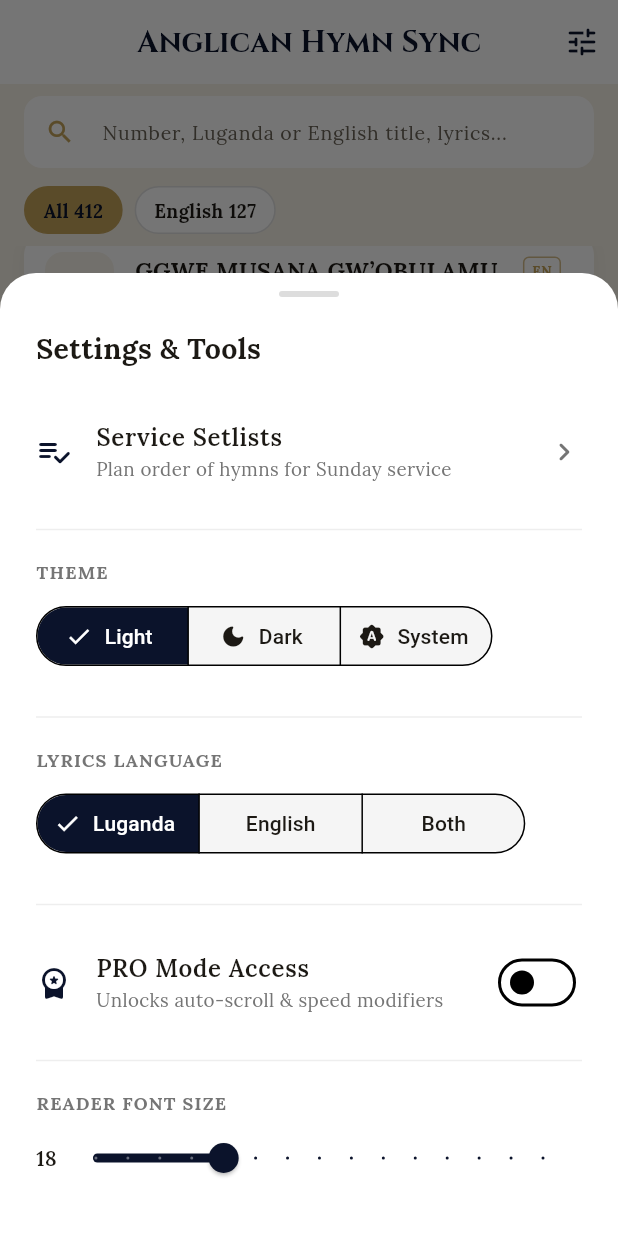
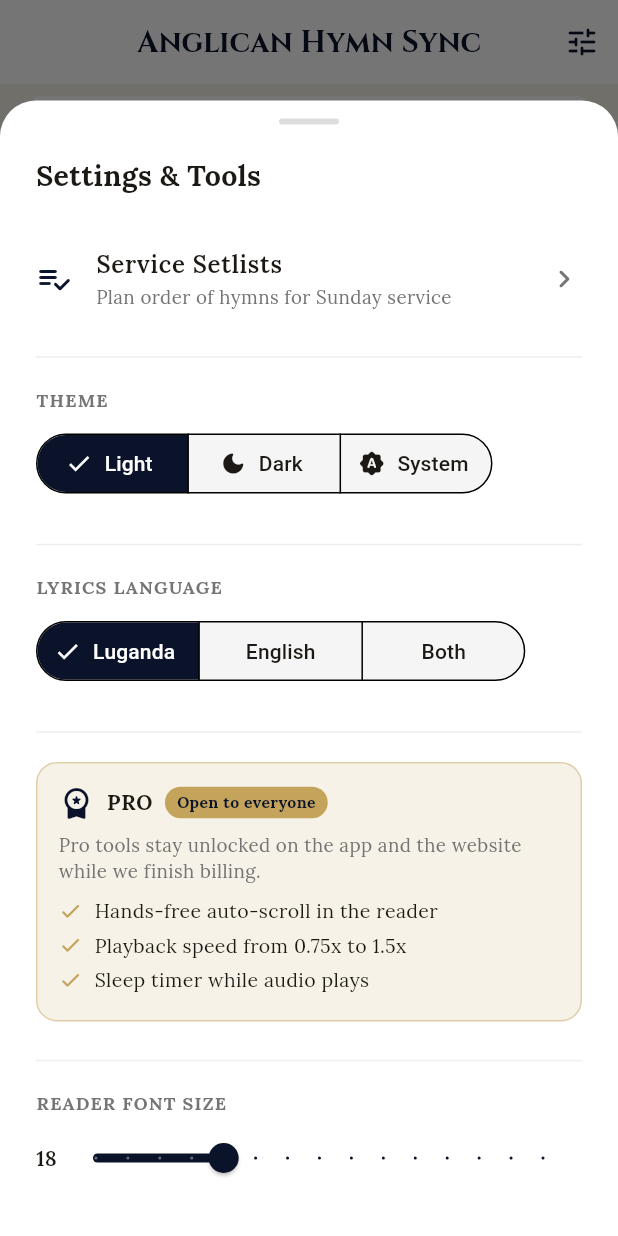
Before and after one commit to lumalabriandouglas-design/Anglicanhymn_sync, a Flutter app: the screen it shows after launch, scrolled down 576 dp, after a tap on the "tune" icon, on a phone screen of 412 x 824 dp. Run offline on Flutter 3.47's test engine with Material 3 defaults, Android fonts, the phone set to English and light mode, and no system bars; our stand-ins replace google_fonts, just_audio, shared_preferences, wakelock_plus; network calls fail.

Commit message:
Make transitions work on every screen and open Pro to everyone.
Phone still slides a little; tablet and the website fade in place.
Wide layouts open the hymn beside the list. Settings become a
dialog instead of a sheet. Auto-scroll, speed, and sleep stay
unlocked until billing exists.

```diff
--- /dev/null
+++ b/lib/core/constants/pro_features.dart
@@ -0,0 +1,15 @@
+class ProFeatures {
+  /// Billing is not live. Every visitor gets the full toolkit for now.
+  static const bool unlockedForEveryone = true;
+
+  static const String previewLabel = 'Open to everyone';
+
+  static const String blurb =
+      'Pro tools stay unlocked on the app and the website while we finish billing.';
+
+  static const List<String> items = [
+    'Hands-free auto-scroll in the reader',
+    'Playback speed from 0.75x to 1.5x',
+    'Sleep timer while audio plays',
+  ];
+}
--- a/lib/core/theme/app_theme.dart
+++ b/lib/core/theme/app_theme.dart
@@ -1,8 +1,20 @@
 import 'package:flutter/material.dart';
 import 'package:google_fonts/google_fonts.dart';
 import '../constants/app_colors.dart';
+import '../widgets/app_nav.dart';
 
 class AppTheme {
+  static const pageTransitionsTheme = PageTransitionsTheme(
+    builders: {
+      TargetPlatform.android: AppFadeSlideTransitionsBuilder(),
+      TargetPlatform.iOS: AppFadeSlideTransitionsBuilder(),
+      TargetPlatform.macOS: AppFadeSlideTransitionsBuilder(),
+      TargetPlatform.windows: AppFadeSlideTransitionsBuilder(),
+      TargetPlatform.linux: AppFadeSlideTransitionsBuilder(),
+      TargetPlatform.fuchsia: AppFadeSlideTransitionsBuilder(),
+    },
+  );
+
   // ---------- LIGHT THEME (DEFAULT) ----------
   static ThemeData get lightTheme {
     return ThemeData(
@@ -10,6 +22,7 @@ class AppTheme {
       brightness: Brightness.light,
       scaffoldBackgroundColor: AppColors.lightBackground,
       primaryColor: AppColors.primaryNavy,
+      pageTransitionsTheme: pageTransitionsTheme,
       colorScheme: const ColorScheme.light(
         primary: AppColors.primaryNavy,
         secondary: AppColors.celestialGold,
@@ -61,6 +74,7 @@ class AppTheme {
       brightness: Brightness.dark,
       scaffoldBackgroundColor: AppColors.primaryNavy,
       primaryColor: AppColors.celestialGold,
+      pageTransitionsTheme: pageTransitionsTheme,
       colorScheme: const ColorScheme.dark(
         primary: AppColors.celestialGold,
         secondary: AppColors.celestialGold,
--- /dev/null
+++ b/lib/core/widgets/app_nav.dart
@@ -0,0 +1,137 @@
+import 'package:flutter/material.dart';
+
+import 'breakpoints.dart';
+
+class AppPageRoute<T> extends PageRouteBuilder<T> {
+  AppPageRoute({
+    required WidgetBuilder builder,
+    super.fullscreenDialog,
+  }) : super(
+          transitionDuration: const Duration(milliseconds: 280),
+          reverseTransitionDuration: const Duration(milliseconds: 220),
+          pageBuilder: (context, animation, secondaryAnimation) =>
+              builder(context),
+          transitionsBuilder: (context, animation, secondaryAnimation, child) {
+            return appPageTransition(
+              context: context,
+              animation: animation,
+              child: child,
+              fullscreenDialog: fullscreenDialog,
+            );
+          },
+        );
+}
+
+Widget appPageTransition({
+  required BuildContext context,
+  required Animation<double> animation,
+  required Widget child,
+  bool fullscreenDialog = false,
+}) {
+  final curved = CurvedAnimation(
+    parent: animation,
+    curve: Curves.easeOutCubic,
+    reverseCurve: Curves.easeInCubic,
+  );
+  final wide = Breakpoints.useRail(context);
+  final Offset begin;
+  if (fullscreenDialog) {
+    begin = Offset(0, wide ? 0.04 : 0.08);
+  } else if (wide) {
+    begin = const Offset(0, 0.025);
+  } else {
+    begin = const Offset(0.045, 0);
+  }
+
+  return FadeTransition(
+    opacity: curved,
+    child: SlideTransition(
+      position: Tween<Offset>(begin: begin, end: Offset.zero).animate(curved),
+      child: child,
+    ),
+  );
+}
+
+class AppFadeSlideTransitionsBuilder extends PageTransitionsBuilder {
+  const AppFadeSlideTransitionsBuilder();
+
+  @override
+  Widget buildTransitions<T>(
+    PageRoute<T> route,
+    BuildContext context,
+    Animation<double> animation,
+    Animation<double> secondaryAnimation,
+    Widget child,
+  ) {
+    return appPageTransition(
+      context: context,
+      animation: animation,
+      child: child,
+      fullscreenDialog: route.fullscreenDialog,
+    );
+  }
+}
+
+class AppNav {
+  static Future<T?> push<T>(
+    BuildContext context,
+    Widget page, {
+    bool fullscreenDialog = false,
+  }) {
+    return Navigator.of(context).push<T>(
+      AppPageRoute<T>(
+        builder: (_) => page,
+        fullscreenDialog: fullscreenDialog,
+      ),
+    );
+  }
+
+  static Future<T?> showSheet<T>({
+    required BuildContext context,
+    required WidgetBuilder builder,
+    bool isScrollControlled = true,
+  }) {
+    if (Breakpoints.useRail(context)) {
+      return showGeneralDialog<T>(
+        context: context,
+        barrierDismissible: true,
+        barrierLabel: 'Dismiss',
+        barrierColor: Colors.black54,
+        transitionDuration: const Duration(milliseconds: 220),
+        pageBuilder: (ctx, animation, secondaryAnimation) {
+          return SafeArea(
+            child: Center(
+              child: ConstrainedBox(
+                constraints: BoxConstraints(
+                  maxWidth: 460,
+                  maxHeight: MediaQuery.sizeOf(ctx).height * 0.88,
+                ),
+                child: builder(ctx),
+              ),
+            ),
+          );
+        },
+        transitionBuilder: (ctx, animation, secondaryAnimation, child) {
+          final curved = CurvedAnimation(
+            parent: animation,
+            curve: Curves.easeOutCubic,
+          );
+          return FadeTransition(
+            opacity: curved,
+            child: ScaleTransition(
+              scale: Tween<double>(begin: 0.96, end: 1).animate(curved),
+              child: child,
+            ),
+          );
+        },
+      );
+    }
+
+    return showModalBottomSheet<T>(
+      context: context,
+      isScrollControlled: isScrollControlled,
+      backgroundColor: Colors.transparent,
+      builder: builder,
+    );
+  }
+}
--- a/lib/features/library/widgets/hymn_tile.dart
+++ b/lib/features/library/widgets/hymn_tile.dart
@@ -1,8 +1,12 @@
 import 'package:flutter/material.dart';
 import 'package:google_fonts/google_fonts.dart';
+import 'package:provider/provider.dart';
 import '../../../core/constants/app_colors.dart';
 import '../../../core/constants/hymn_audio.dart';
+import '../../../core/widgets/app_nav.dart';
+import '../../../core/widgets/breakpoints.dart';
 import '../../../models/hymn.dart';
+import '../../../providers/hymn_provider.dart';
 import '../../reader/screens/hymn_detail_screen.dart';
 
 class HymnTile extends StatelessWidget {
@@ -17,6 +21,14 @@ class HymnTile extends StatelessWidget {
     this.onPlayTap,
   });
 
+  void _openHymn(BuildContext context) {
+    if (Breakpoints.useRail(context)) {
+      context.read<HymnProvider>().selectHymn(hymn);
+      return;
+    }
+    AppNav.push(context, HymnDetailScreen(hymn: hymn));
+  }
+
   @override
   Widget build(BuildContext context) {
     final isDark = Theme.of(context).brightness == Brightness.dark;
@@ -27,6 +39,8 @@ class HymnTile extends StatelessWidget {
         ? AppColors.celestialGold.withOpacity(0.15)
         : AppColors.celestialGold.withOpacity(0.12);
     final numberColor = isDark ? AppColors.celestialGold : AppColors.primaryNavy;
+    final selected = context.watch<HymnProvider>().selectedHymn?.number == hymn.number &&
+        Breakpoints.useRail(context);
 
     final lyricPreview = hymn.lyricsLuganda
         .split('\n')
@@ -41,6 +55,9 @@ class HymnTile extends StatelessWidget {
       decoration: BoxDecoration(
         color: cardColor,
         borderRadius: BorderRadius.circular(14),
+        border: selected
+            ? Border.all(color: AppColors.celestialGold.withOpacity(0.7), width: 1.2)
+            : null,
         boxShadow: isDark
             ? []
             : [
@@ -56,15 +73,7 @@ class HymnTile extends StatelessWidget {
         borderRadius: BorderRadius.circular(14),
         child: InkWell(
           borderRadius: BorderRadius.circular(14),
-          onTap: onTap ??
-              () {
-                Navigator.push(
-                  context,
-                  MaterialPageRoute(
-                    builder: (_) => HymnDetailScreen(hymn: hymn),
-                  ),
-                );
-              },
+          onTap: onTap ?? () => _openHymn(context),
           child: Padding(
             padding: const EdgeInsets.symmetric(horizontal: 14, vertical: 12),
             child: Row(
--- a/lib/features/navigation/screens/main_navigation_wrapper.dart
+++ b/lib/features/navigation/screens/main_navigation_wrapper.dart
@@ -1,14 +1,16 @@
 import 'package:flutter/material.dart';
 import 'package:provider/provider.dart';
 
-import '../../../core/constants/app_colors.dart';
+import '../../../core/widgets/app_nav.dart';
 import '../../../core/widgets/breakpoints.dart';
 import '../../../core/widgets/responsive_center.dart';
 import '../../../providers/audio_provider.dart';
+import '../../../providers/hymn_provider.dart';
 import '../../favorites/screens/favorites_screen.dart';
 import '../../library/screens/library_screen.dart';
 import '../../player/screens/player_screen.dart';
 import '../../player/widgets/slim_mini_player.dart';
+import '../../reader/screens/hymn_detail_screen.dart';
 import '../widgets/more_bottom_sheet.dart';
 
 class MainNavigationWrapper extends StatefulWidget {
@@ -28,10 +30,8 @@ class _MainNavigationWrapperState extends State<MainNavigationWrapper> {
   ];
 
   void _openSettings() {
-    showModalBottomSheet(
+    AppNav.showSheet(
       context: context,
-      isScrollControlled: true,
-      backgroundColor: Colors.transparent,
       builder: (_) => const MoreBottomSheet(),
     );
   }
@@ -39,30 +39,22 @@ class _MainNavigationWrapperState extends State<MainNavigationWrapper> {
   @override
   Widget build(BuildContext context) {
     final audio = context.watch<AudioProvider>();
+    final selected = context.watch<HymnProvider>().selectedHymn;
     final hasPlayer = audio.currentHymn != null;
     final wide = Breakpoints.useRail(context);
     final padding = MediaQuery.paddingOf(context);
+    final showReader = wide && _currentIndex == 0 && selected != null;
 
-    final body = ResponsiveCenter(
+    final tabBody = ResponsiveCenter(
       child: IndexedStack(
         index: _currentIndex,
         children: _screens,
       ),
     );
 
-    return Scaffold(
-      appBar: AppBar(
-        title: const Text('Anglican Hymn Sync'),
-        actions: [
-          IconButton(
-            icon: const Icon(Icons.tune_rounded),
-            tooltip: 'Settings & Tools',
-            onPressed: _openSettings,
-          ),
-        ],
-      ),
-      body: wide
-          ? Row(
+    Widget navigationBody;
+    if (wide) {
+      navigationBody = Row(
         children: [
           NavigationRail(
             selectedIndex: _currentIndex,
@@ -88,10 +80,41 @@ class _MainNavigationWrapperState extends State<MainNavigationWrapper> {
             ],
           ),
           const VerticalDivider(width: 1),
-                Expanded(child: body),
+          Expanded(flex: showReader ? 5 : 1, child: tabBody),
+          if (showReader) ...[
+            const VerticalDivider(width: 1),
+            Expanded(
+              flex: 6,
+              child: AnimatedSwitcher(
+                duration: const Duration(milliseconds: 260),
+                switchInCurve: Curves.easeOutCubic,
+                switchOutCurve: Curves.easeInCubic,
+                child: HymnDetailScreen(
+                  key: ValueKey(selected.number),
+                  hymn: selected,
+                  embedded: true,
+                ),
+              ),
+            ),
           ],
-            )
-          : body,
+        ],
+      );
+    } else {
+      navigationBody = tabBody;
+    }
+
+    return Scaffold(
+      appBar: AppBar(
+        title: const Text('Anglican Hymn Sync'),
+        actions: [
+          IconButton(
+            icon: const Icon(Icons.tune_rounded),
+            tooltip: 'Settings & Tools',
+            onPressed: _openSettings,
+          ),
+        ],
+      ),
+      body: navigationBody,
       bottomNavigationBar: Column(
         mainAxisSize: MainAxisSize.min,
         children: [
--- a/lib/features/navigation/widgets/more_bottom_sheet.dart
+++ b/lib/features/navigation/widgets/more_bottom_sheet.dart
@@ -2,6 +2,9 @@ import 'package:flutter/material.dart';
 import 'package:provider/provider.dart';
 
 import '../../../core/constants/app_colors.dart';
+import '../../../core/constants/pro_features.dart';
+import '../../../core/widgets/app_nav.dart';
+import '../../../core/widgets/breakpoints.dart';
 import '../../../providers/settings_provider.dart';
 import '../../setlist/screens/setlist_screen.dart';
 
@@ -12,21 +15,26 @@ class MoreBottomSheet extends StatelessWidget {
   Widget build(BuildContext context) {
     final settings = context.watch<SettingsProvider>();
     final isDark = Theme.of(context).brightness == Brightness.dark;
+    final asDialog = Breakpoints.useRail(context);
     final primaryColor = isDark ? AppColors.celestialGold : AppColors.primaryNavy;
     final textColor = isDark ? AppColors.textWhite : AppColors.lightTextPrimary;
     final secondaryText = isDark ? Colors.grey.shade400 : Colors.grey.shade600;
+    final bg = isDark ? AppColors.cardNavy : Colors.white;
 
-    return Container(
+    return Material(
+      color: bg,
+      borderRadius: BorderRadius.circular(asDialog ? 20 : 24).copyWith(
+        bottomLeft: asDialog ? const Radius.circular(20) : Radius.zero,
+        bottomRight: asDialog ? const Radius.circular(20) : Radius.zero,
+      ),
+      clipBehavior: Clip.antiAlias,
+      child: SingleChildScrollView(
         padding: const EdgeInsets.fromLTRB(24, 12, 24, 28),
-      decoration: BoxDecoration(
-        color: isDark ? AppColors.cardNavy : Colors.white,
-        borderRadius: const BorderRadius.vertical(top: Radius.circular(24)),
-      ),
         child: Column(
           mainAxisSize: MainAxisSize.min,
           crossAxisAlignment: CrossAxisAlignment.start,
           children: [
-          // Handle
+            if (!asDialog)
               Center(
                 child: Container(
                   width: 40,
@@ -37,7 +45,9 @@ class MoreBottomSheet extends StatelessWidget {
                     borderRadius: BorderRadius.circular(2),
                   ),
                 ),
-          ),
+              )
+            else
+              const SizedBox(height: 8),
 
             Text(
               'Settings & Tools',
@@ -49,7 +59,6 @@ class MoreBottomSheet extends StatelessWidget {
             ),
             const SizedBox(height: 20),
 
-          // Service Setlists
             ListTile(
               contentPadding: EdgeInsets.zero,
               leading: Icon(Icons.playlist_add_check_rounded, color: primaryColor),
@@ -60,10 +69,10 @@ class MoreBottomSheet extends StatelessWidget {
               ),
               trailing: Icon(Icons.chevron_right_rounded, color: secondaryText),
               onTap: () {
-              Navigator.pop(context);
-              Navigator.push(
-                context,
-                MaterialPageRoute(builder: (_) => const SetlistScreen()),
+                final navigator = Navigator.of(context);
+                navigator.pop();
+                navigator.push(
+                  AppPageRoute(builder: (_) => const SetlistScreen()),
                 );
               },
             ),
@@ -72,7 +81,6 @@ class MoreBottomSheet extends StatelessWidget {
             Divider(color: isDark ? Colors.white12 : Colors.grey.shade200),
             const SizedBox(height: 12),
 
-          // Theme Section
             Text(
               'THEME',
               style: TextStyle(
@@ -172,27 +180,82 @@ class MoreBottomSheet extends StatelessWidget {
 
             const SizedBox(height: 22),
             Divider(color: isDark ? Colors.white12 : Colors.grey.shade200),
+            const SizedBox(height: 12),
+
+            Container(
+              width: double.infinity,
+              padding: const EdgeInsets.fromLTRB(14, 14, 14, 12),
+              decoration: BoxDecoration(
+                color: AppColors.celestialGold.withOpacity(isDark ? 0.12 : 0.14),
+                borderRadius: BorderRadius.circular(14),
+                border: Border.all(
+                  color: AppColors.celestialGold.withOpacity(0.45),
+                ),
+              ),
+              child: Column(
+                crossAxisAlignment: CrossAxisAlignment.start,
+                children: [
+                  Row(
+                    children: [
+                      Icon(Icons.workspace_premium_rounded, color: primaryColor),
+                      const SizedBox(width: 8),
+                      Text(
+                        'PRO',
+                        style: TextStyle(
+                          color: textColor,
+                          fontWeight: FontWeight.w800,
+                          letterSpacing: 0.6,
+                        ),
+                      ),
+                      const SizedBox(width: 8),
+                      Container(
+                        padding: const EdgeInsets.symmetric(horizontal: 8, vertical: 3),
+                        decoration: BoxDecoration(
+                          color: AppColors.celestialGold,
+                          borderRadius: BorderRadius.circular(20),
+                        ),
+                        child: const Text(
+                          ProFeatures.previewLabel,
+                          style: TextStyle(
+                            color: AppColors.primaryNavy,
+                            fontSize: 10.5,
+                            fontWeight: FontWeight.w800,
+                          ),
+                        ),
+                      ),
+                    ],
+                  ),
                   const SizedBox(height: 8),
-
-          // PRO Mode
-          SwitchListTile(
-            contentPadding: EdgeInsets.zero,
-            secondary: Icon(Icons.workspace_premium_rounded, color: primaryColor),
-            title: Text('PRO Mode Access', style: TextStyle(color: textColor, fontWeight: FontWeight.w600)),
-            subtitle: Text(
-              'Unlocks auto-scroll & speed modifiers',
-              style: TextStyle(fontSize: 12.5, color: secondaryText),
+                  Text(
+                    ProFeatures.blurb,
+                    style: TextStyle(fontSize: 12.5, height: 1.35, color: secondaryText),
                   ),
-            activeColor: primaryColor,
-            value: settings.isProUser,
-            onChanged: (_) => settings.toggleProUser(),
+                  const SizedBox(height: 10),
+                  for (final item in ProFeatures.items)
+                    Padding(
+                      padding: const EdgeInsets.only(bottom: 6),
+                      child: Row(
+                        crossAxisAlignment: CrossAxisAlignment.start,
+                        children: [
+                          const Icon(Icons.check_rounded, size: 16, color: AppColors.celestialGold),
+                          const SizedBox(width: 8),
+                          Expanded(
+                            child: Text(
+                              item,
+                              style: TextStyle(color: textColor, fontSize: 13, height: 1.3),
+                            ),
+                          ),
+                        ],
+                      ),
+                    ),
+                ],
+              ),
             ),
 
-          const SizedBox(height: 8),
+            const SizedBox(height: 18),
             Divider(color: isDark ? Colors.white12 : Colors.grey.shade200),
             const SizedBox(height: 12),
 
-          // Font Size
             Text(
               'READER FONT SIZE',
               style: TextStyle(
@@ -220,6 +283,7 @@ class MoreBottomSheet extends StatelessWidget {
             ),
           ],
         ),
+      ),
     );
   }
 }
--- a/lib/features/player/screens/player_screen.dart
+++ b/lib/features/player/screens/player_screen.dart
@@ -4,6 +4,7 @@ import 'package:provider/provider.dart';
 import '../../../core/constants/hymn_audio.dart';
 import '../../../core/constants/app_colors.dart';
 import '../../../core/utils/search_engine.dart';
+import '../../../core/widgets/app_nav.dart';
 import '../../../models/hymn.dart';
 import '../../../providers/audio_provider.dart';
 import '../../../providers/hymn_provider.dart';
@@ -33,12 +34,10 @@ class _PlayerScreenState extends State<PlayerScreen> {
   }
 
   void _openFullPlayer(BuildContext context) {
-    Navigator.push(
+    AppNav.push(
       context,
-      MaterialPageRoute(
-        builder: (_) => const PlayerDeck(),
+      const PlayerDeck(),
       fullscreenDialog: true,
-      ),
     );
   }
 
@@ -63,26 +62,15 @@ class _PlayerScreenState extends State<PlayerScreen> {
     final text = isDark ? Colors.white : AppColors.lightTextPrimary;
     final muted = isDark ? Colors.white.withOpacity(0.45) : AppColors.lightTextSecondary;
 
-    return Scaffold(
-      backgroundColor: bg,
-      appBar: AppBar(
-        backgroundColor: bg,
-        title: const Text('Audio Library'),
-        elevation: 0,
-        actions: [
-          if (audio.currentHymn != null)
-            IconButton(
-              icon: Icon(Icons.queue_music_rounded,
-                  color: isDark ? AppColors.celestialGold : AppColors.primaryNavy),
-              onPressed: () => _openFullPlayer(context),
-              tooltip: 'Open now playing',
-            ),
-        ],
-      ),
-      body: Column(
+    return ColoredBox(
+      color: bg,
+      child: Column(
       children: [
           Padding(
             padding: const EdgeInsets.fromLTRB(16, 8, 16, 12),
+            child: Row(
+              children: [
+                Expanded(
                   child: TextField(
                     controller: _searchController,
                     onChanged: (val) => setState(() => _query = val),
@@ -99,6 +87,18 @@ class _PlayerScreenState extends State<PlayerScreen> {
                       ),
                       contentPadding: const EdgeInsets.symmetric(horizontal: 16, vertical: 14),
                     ),
+                  ),
+                ),
+                if (audio.currentHymn != null) ...[
+                  const SizedBox(width: 8),
+                  IconButton(
+                    icon: Icon(Icons.queue_music_rounded,
+                        color: isDark ? AppColors.celestialGold : AppColors.primaryNavy),
+                    onPressed: () => _openFullPlayer(context),
+                    tooltip: 'Open now playing',
+                  ),
+                ],
+              ],
             ),
           ),
           Expanded(
--- a/lib/providers/hymn_provider.dart
+++ b/lib/providers/hymn_provider.dart
@@ -16,6 +16,7 @@ class HymnProvider extends ChangeNotifier {
   String? _errorMessage;
   bool _audioCatalogueReady = false;
   bool _englishOnly = false;
+  Hymn? _selectedHymn;
 
   HymnProvider(this._storageService);
 
@@ -25,6 +26,7 @@ class HymnProvider extends ChangeNotifier {
   String get searchQuery => _searchQuery;
   bool get audioCatalogueReady => _audioCatalogueReady;
   bool get englishOnly => _englishOnly;
+  Hymn? get selectedHymn => _selectedHymn;
   int get englishCount =>
       _allHymns.where((h) => h.hasEnglishLyrics).length;
 
@@ -126,6 +128,11 @@ class HymnProvider extends ChangeNotifier {
     notifyListeners();
   }
 
+  void selectHymn(Hymn? hymn) {
+    _selectedHymn = hymn;
+    notifyListeners();
+  }
+
   Future<void> toggleFavorite(Hymn hymn) async {
     hymn.isFavorite = !hymn.isFavorite;
     final favoriteIds =
--- a/lib/providers/settings_provider.dart
+++ b/lib/providers/settings_provider.dart
@@ -1,4 +1,5 @@
 import 'package:flutter/material.dart';
+import '../core/constants/pro_features.dart';
 import '../core/services/storage_service.dart';
 
 enum AppThemeMode { light, dark, system }
@@ -9,27 +10,25 @@ class SettingsProvider extends ChangeNotifier {
 
   late AppThemeMode _themeMode;
   late LyricsLanguage _lyricsLanguage;
-  late bool _isProUser;
   late double _fontSize;
 
   SettingsProvider(this._storageService) {
-    // Light is now the default
     final themeIndex = _storageService.getInt('app_theme_mode') ?? 0;
     _themeMode = AppThemeMode.values[themeIndex.clamp(0, 2)];
 
     final langIndex = _storageService.getInt('app_lyrics_language') ?? 0;
     _lyricsLanguage = LyricsLanguage.values[langIndex.clamp(0, 2)];
 
-    _isProUser = _storageService.getBool('app_is_pro_user') ?? false;
     _fontSize = _storageService.getDouble('app_font_size') ?? 18.0;
   }
 
   AppThemeMode get themeMode => _themeMode;
   LyricsLanguage get lyricsLanguage => _lyricsLanguage;
-  bool get isProUser => _isProUser;
   double get fontSize => _fontSize;
 
-  // For backward compatibility with existing code
+  /// Pro stays open for every visitor until billing ships.
+  bool get isProUser => ProFeatures.unlockedForEveryone;
+
   bool get isDarkMode => _themeMode == AppThemeMode.dark;
 
   void setThemeMode(AppThemeMode mode) {
@@ -44,12 +43,6 @@ class SettingsProvider extends ChangeNotifier {
     notifyListeners();
   }
 
-  void toggleProUser() {
-    _isProUser = !_isProUser;
-    _storageService.setBool('app_is_pro_user', _isProUser);
-    notifyListeners();
-  }
-
   void setFontSize(double size) {
     _fontSize = size;
     _storageService.setDouble('app_font_size', _fontSize);
```
Also changed, not shown: lib/features/favorites/screens/favorites_screen.dart (+2 -6 lines), lib/features/player/widgets/player_deck.dart (+22 -22 lines), lib/features/player/widgets/slim_mini_player.dart (+4 -5 lines), lib/features/reader/screens/hymn_detail_screen.dart (+60 -55 lines), lib/features/setlist/screens/setlist_detail_screen.dart (+3 -4 lines), lib/features/setlist/screens/setlist_screen.dart (+5 -8 lines), 1 other file. Lines whose indentation alone changed are shown as unchanged.
